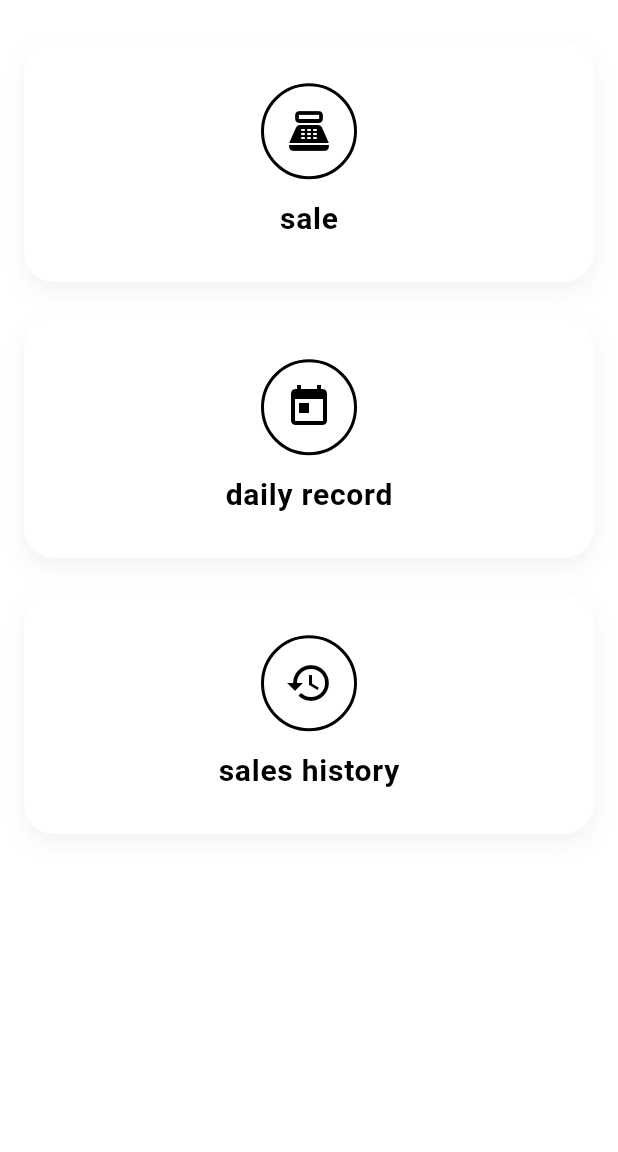
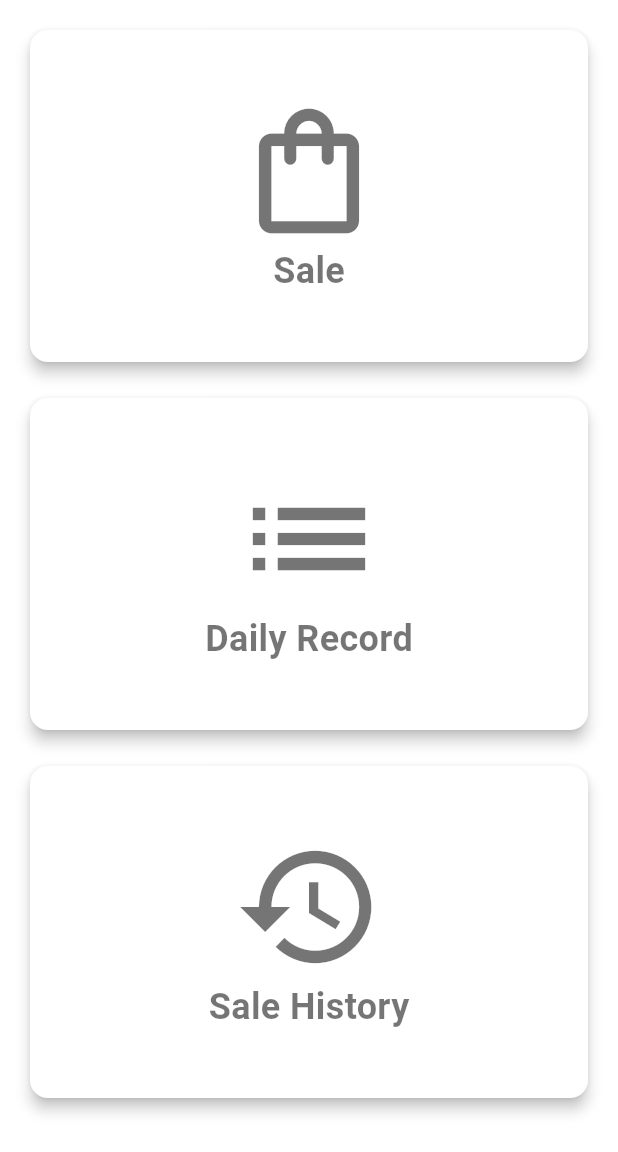
Before and after one commit to sumanc99/my_shop, a Flutter app: the screen it shows after launch, on a phone screen of 412 x 824 dp, the part 84-1236 px from its top. Run offline on Flutter 3.47's test engine with Material 3 defaults, Android fonts, the phone set to English and light mode, and no system bars.

Commit message:
finish sale UI

```diff
--- a/lib/screens/home_screen.dart
+++ b/lib/screens/home_screen.dart
@@ -1,5 +1,7 @@
 // include the material package
 import 'package:flutter/material.dart';
+import "package:my_shop/widgets/SectionCard.dart";
+import 'package:my_shop/screens/sale_screen.dart';
 
 class MyHomePage extends StatefulWidget {
   const MyHomePage({super.key, required this.title});
@@ -17,142 +19,48 @@
       appBar: AppBar(title: Text(widget.title)),
       body: Padding(
         padding: const EdgeInsets.all(16.0),
-        child: ListView(
+        child: Column(
           children: [
-            _buildNavigationCard(
-              context,
-              icon: Icons.point_of_sale,
-              title: 'Sale',
+            // section for sale
+            Sectioncard(
+              icon: Icons.shopping_bag_outlined,
+             text: "Sale",
              onTap: () {
                  Navigator.push(
                   context,
-                  MaterialPageRoute(
-                    builder: (_) => const PlaceholderScreen(title: 'Sale'),
-                  ),
+                  MaterialPageRoute(builder: (_) => const SaleScreen()),
                 );
               },
              ),
-            _buildNavigationCard(
-              context,
-              icon: Icons.today,
-              title: 'Daily Record',
+             const SizedBox(height:16.0),
+            // Daily Record
+            Sectioncard(
+              icon: Icons.list,
+             text: "Daily Record",
              onTap: () {
-                Navigator.push(
-                  context,
-                  MaterialPageRoute(
-                    builder: (_) => const PlaceholderScreen(title: 'Daily Record'),
-                  ),
+                ScaffoldMessenger.of(context).showSnackBar(
+                  const SnackBar(content: Text('Sale section tapped!')),
                 );
               },
              ),
-            _buildNavigationCard(
-              context,
+             const SizedBox(height:16.0),
+             // section for sale history
+            Sectioncard(
               icon: Icons.history,
-              title: 'Sales History',
+             text: "Sale History",
              onTap: () {
-                Navigator.push(
-                  context,
-                  MaterialPageRoute(
-                    builder: (_) => const PlaceholderScreen(title: 'Sales History'),
-                  ),
+                ScaffoldMessenger.of(context).showSnackBar(
+                  const SnackBar(content: Text('Sale section tapped!')),
                 );
               },
              ),
-          ],
+             const SizedBox(height:16.0)
+          ]
         ),
-      ),
-    );
-  }
-
-  // /// ✅ Include this method inside _MyHomePageState:
-  // Widget _buildNavigationCard(
-  //     BuildContext context, {
-  //     required IconData icon,
-  //     required String title,
-  //     required VoidCallback onTap,
-  //   }) {
-  //   return Card(
-  //     shape: RoundedRectangleBorder(borderRadius: BorderRadius.circular(12)),
-  //     elevation: 4,
-  //     margin: const EdgeInsets.symmetric(vertical: 8),
-  //     child: ListTile(
-  //       leading: Icon(icon, color: Theme.of(context).primaryColor),
-  //       title: Text(title, style: Theme.of(context).textTheme.bodyLarge),
-  //       trailing: const Icon(Icons.arrow_forward_ios, size: 16),
-  //       onTap: onTap,
-  //     ),
-  //   );
-
-  Widget _buildNavigationCard(
-  BuildContext context, {
-  required IconData icon,
-  required String title,
-  required VoidCallback onTap,
-}) {
-  return GestureDetector(
-    onTap: onTap,
-    child: Container(
-      height: 160,
-      width: double.infinity,
-      margin: const EdgeInsets.symmetric(vertical: 12),
-      padding: const EdgeInsets.all(16),
-      decoration: BoxDecoration(
-        color: Colors.white,
-        borderRadius: BorderRadius.circular(20),
-        boxShadow: [
-          BoxShadow(
-            color: Colors.black.withOpacity(0.05),
-            blurRadius: 12,
-            offset: const Offset(0, 6),
-          ),
-        ],
-      ),
-      child: Column(
-        mainAxisAlignment: MainAxisAlignment.center,
-        children: [
-          // Icon inside circle
-          Container(
-            width: 64,
-            height: 64,
-            decoration: BoxDecoration(
-              shape: BoxShape.circle,
-              border: Border.all(color: Colors.black, width: 2),
-            ),
-            child: Icon(icon, size: 32, color: Colors.black),
-          ),
-          const SizedBox(height: 12),
-          // Title text
-          Text(
-            title.toLowerCase(),
-            style: const TextStyle(
-              fontSize: 20,
-              fontWeight: FontWeight.bold,
-              letterSpacing: 0.5,
-              color: Colors.black,
-            ),
-          ),
-        ],
-      ),
-    ),
+      )
     );
   }
 
 
+
 }
-
-
-
-
-class PlaceholderScreen extends StatelessWidget {
-  final String title;
-
-  const PlaceholderScreen({super.key, required this.title});
-
-  @override
-  Widget build(BuildContext context) {
-    return Scaffold(
-      appBar: AppBar(title: Text(title)),
-      body: Center(child: Text('$title Screen')),
-    );
-  }
-}
--- /dev/null
+++ b/lib/widgets/SectionCard.dart
@@ -0,0 +1,72 @@
+// importing the material components and designs
+import 'package:flutter/material.dart';
+
+class Sectioncard extends StatelessWidget{
+
+  final IconData icon; //hold the icon of a particular section
+  final String text; // hold the text of a particular section
+  final VoidCallback onTap; // hold a function
+
+  // constructure and what it take
+  const Sectioncard(
+    {
+      super.key,
+      required this.icon,
+      required this.text,
+      required this.onTap,
+    }
+    );
+    // creating a widget of the stateless class
+    @override
+    Widget build(BuildContext context){
+      // returning an expanded child
+      return Expanded(
+        // holding gesture detector as a child
+        child:GestureDetector(
+          // way of detecting when user tap the section
+          onTap: onTap,
+          // card that contain the section icon and text
+          child: Card(
+            // a bit of shadow for the card
+            elevation: 4.0,
+            // give the card a rectangular look and some curve border
+            shape: RoundedRectangleBorder(
+              // the size of the border curve
+              borderRadius: BorderRadius.circular(12.0),
+            ),
+            // the content that the card hold as a child
+            // also the content will be center
+            child: Center(
+              // what the is being centered
+              // put the content in a column
+              child: Column(
+                // put all the content in the center of it axis
+                mainAxisAlignment: MainAxisAlignment.center,
+                // now the content as children of column
+                children: [
+                  Icon(
+                    icon,
+                    size: 100.0,
+                    color: Colors.black54,
+                  ),
+                  Text(
+                    text,
+                    style: const TextStyle(
+                      fontSize: 24.0,
+                      fontWeight: FontWeight.bold,
+                      // color: Colors.black54,
+                    ),
+                    ),
+                ],
+              )
+            ),
+          ),
+        ),
+      );
+    }
+
+
+
+
+
+}
```
Also changed, not shown: lib/screens/sale_screen.dart (added, +144 -0 lines). Lines whose indentation alone changed are shown as unchanged.
